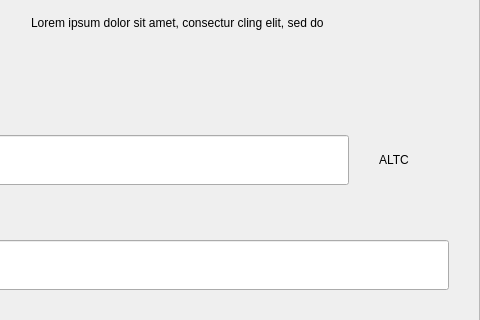
Before: the Qt Designer form src/qt/altecoin/forms/requestdialog.ui in bontecoin/BONTE, drawn with Qt 5; both pictures show x 122 to 602 and y 123 to 443 of the 602 by 607 pixel window.
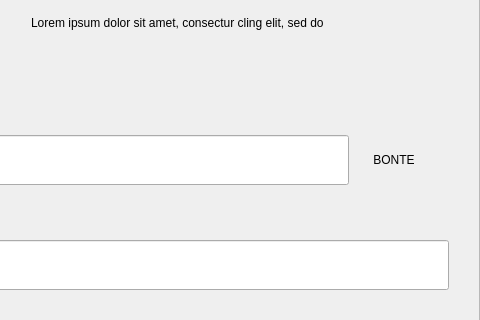
After: the same form once the commit is applied.

```diff
--- a/src/qt/altecoin/forms/requestdialog.ui
+++ b/src/qt/altecoin/forms/requestdialog.ui
@@ -324,7 +324,7 @@
                    <item>
                     <widget class="QLabel" name="comboBoxCoin">
                      <property name="text">
-                      <string>ALTC</string>
+                      <string>BONTE</string>
                      </property>
                      <property name="alignment">
                       <set>Qt::AlignCenter</set>
```
